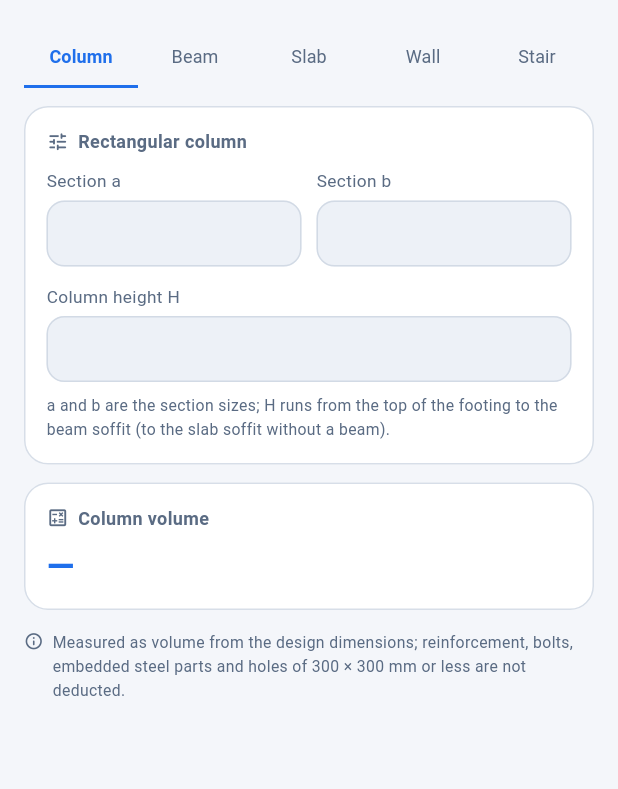
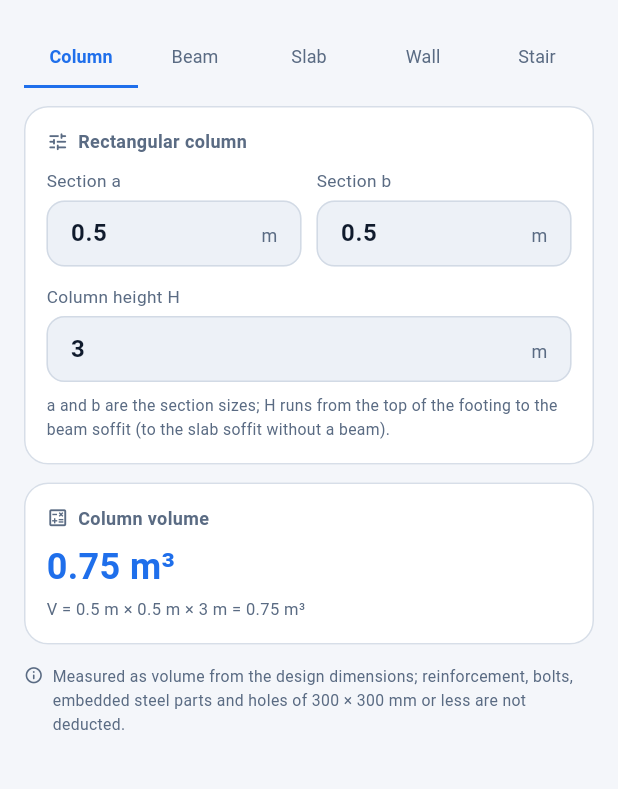
Before and after one commit to freewu/engineering-assistant, a Flutter app: the ConcreteMemberPage screen opened directly, on a phone screen of 412 x 824 dp, the part 56-845 px from its top. Run offline on Flutter 3.47's test engine with Material 3 defaults, Android fonts, the phone set to English and light mode, and no system bars; our stand-ins replace web.

Commit message:
混凝土构件：输入框带常用默认值，并可在设置里选默认 tab
- 五个 tab 的数值都预填常用值（柱 0.5/0.5/3、梁 0.25/0.5/6、板 6/4/0.12、墙 5/3/0.2、楼梯 12/0.25），打开即出结果；清空仍按不计算处理，空值会被记住
- SettingsController 新增 concreteTab（键 concrete.tab，越界按边界收）；setConcreteTab 会清掉草稿里的 tab，新默认值立刻生效
- 新增 lib/ui/tools/concrete/setting.dart（ConcreteSetting）与设置页「工程计算默认值」分区；页面初始 tab 取「草稿 tab → 设置默认 → 柱」
- app_strings 五语言新增 settingsEngineering / settingsEngineeringHint / settingsDefaultTab
- 测试：默认值直接出结果、清空即不算、设置页改默认 tab 后打开就是板（140 项全绿）
- README / AGENTS 同步，重拍 concrete.png 与 settings.png

```diff
--- a/lib/ui/tools/concrete/concrete_member.dart
+++ b/lib/ui/tools/concrete/concrete_member.dart
@@ -16,6 +16,9 @@ const double kStairThicknessMax = 0.3;
 
 /// 楼梯折算厚度常用值。
 const double kDefaultStairThickness = 0.25;
+
+/// 页面上的构件 tab 数量（柱 / 梁 / 板 / 墙 / 楼梯）。
+const int kConcreteTabCount = 5;
 
 /// 矩形柱：V = a × b × H（H 多用基础顶面至梁底）。
 double columnVolume({
--- a/lib/ui/tools/concrete/concrete_page.dart
+++ b/lib/ui/tools/concrete/concrete_page.dart
@@ -3,6 +3,7 @@ import 'package:flutter/material.dart';
 import '../../../core/number_format.dart';
 import '../../../l10n/app_i18n.dart';
 import '../../../state/app_appearance.dart';
+import '../../../state/settings_controller.dart';
 import '../../../theme/app_theme.dart';
 import '../tool_draft.dart';
 import '../widgets/tool_field.dart';
@@ -27,34 +28,43 @@ class _ConcreteMemberPageState extends State<ConcreteMemberPage>
     with SingleTickerProviderStateMixin, AppAppearanceAware {
   late final ToolDraft _draft = ToolDraft('concrete');
 
+  /// 上次停留的 tab 优先，其次用设置页里选的默认 tab。
   late final TabController _tabs = TabController(
-    length: 5,
-    initialIndex: (_draft.integer('tab') ?? 0).clamp(0, 4),
+    length: kConcreteTabCount,
+    initialIndex: (_draft.integer('tab') ?? currentSettings?.concreteTab ?? 0)
+        .clamp(0, kConcreteTabCount - 1),
     vsync: this,
   )..addListener(_onTabChanged);
 
+  // 数值都带一个常用默认值（还是可以清空，清空就不计算）
   // 矩形柱：a / b / H
-  late final TextEditingController _columnA = _draft.controller('columnA', '');
-  late final TextEditingController _columnB = _draft.controller('columnB', '');
-  late final TextEditingController _columnH = _draft.controller('columnH', '');
+  late final TextEditingController _columnA = _draft.controller(
+    'columnA',
+    '0.5',
+  );
+  late final TextEditingController _columnB = _draft.controller(
+    'columnB',
+    '0.5',
+  );
+  late final TextEditingController _columnH = _draft.controller('columnH', '3');
 
   // 矩形梁：a / b / L
-  late final TextEditingController _beamA = _draft.controller('beamA', '');
-  late final TextEditingController _beamB = _draft.controller('beamB', '');
-  late final TextEditingController _beamL = _draft.controller('beamL', '');
+  late final TextEditingController _beamA = _draft.controller('beamA', '0.25');
+  late final TextEditingController _beamB = _draft.controller('beamB', '0.5');
+  late final TextEditingController _beamL = _draft.controller('beamL', '6');
 
-  // 现浇板：净长 / 净宽 / 板厚 / 孔洞面积（可空）
+  // 现浇板：净长 / 净宽 / 板厚 / 孔洞面积（默认没有孔洞）
   late final TextEditingController _slabLength = _draft.controller(
     'slabLength',
-    '',
+    '6',
   );
   late final TextEditingController _slabWidth = _draft.controller(
     'slabWidth',
-    '',
+    '4',
   );
   late final TextEditingController _slabThickness = _draft.controller(
     'slabThickness',
-    '',
+    '0.12',
   );
   late final TextEditingController _holeArea = _draft.controller(
     'holeArea',
@@ -64,25 +74,25 @@ class _ConcreteMemberPageState extends State<ConcreteMemberPage>
   // 混凝土墙：墙长 / 墙高 / 墙厚
   late final TextEditingController _wallLength = _draft.controller(
     'wallLength',
-    '',
+    '5',
   );
   late final TextEditingController _wallHeight = _draft.controller(
     'wallHeight',
-    '',
+    '3',
   );
   late final TextEditingController _wallThickness = _draft.controller(
     'wallThickness',
-    '',
+    '0.2',
   );
 
   // 楼梯：水平投影面积 / 折算厚度
   late final TextEditingController _stairArea = _draft.controller(
     'stairArea',
-    '',
+    '12',
   );
   late final TextEditingController _stairThickness = _draft.controller(
     'stairThickness',
-    '',
+    '0.25',
   );
 
   ConcreteStrings get _s => concreteStrings;
```
Also changed, not shown: lib/l10n/app_strings.dart (+35 -0 lines), lib/state/settings_controller.dart (+25 -0 lines), lib/ui/settings_page.dart (+8 -0 lines), lib/ui/tools/concrete/setting.dart (added, +58 -0 lines), 6 other files.
